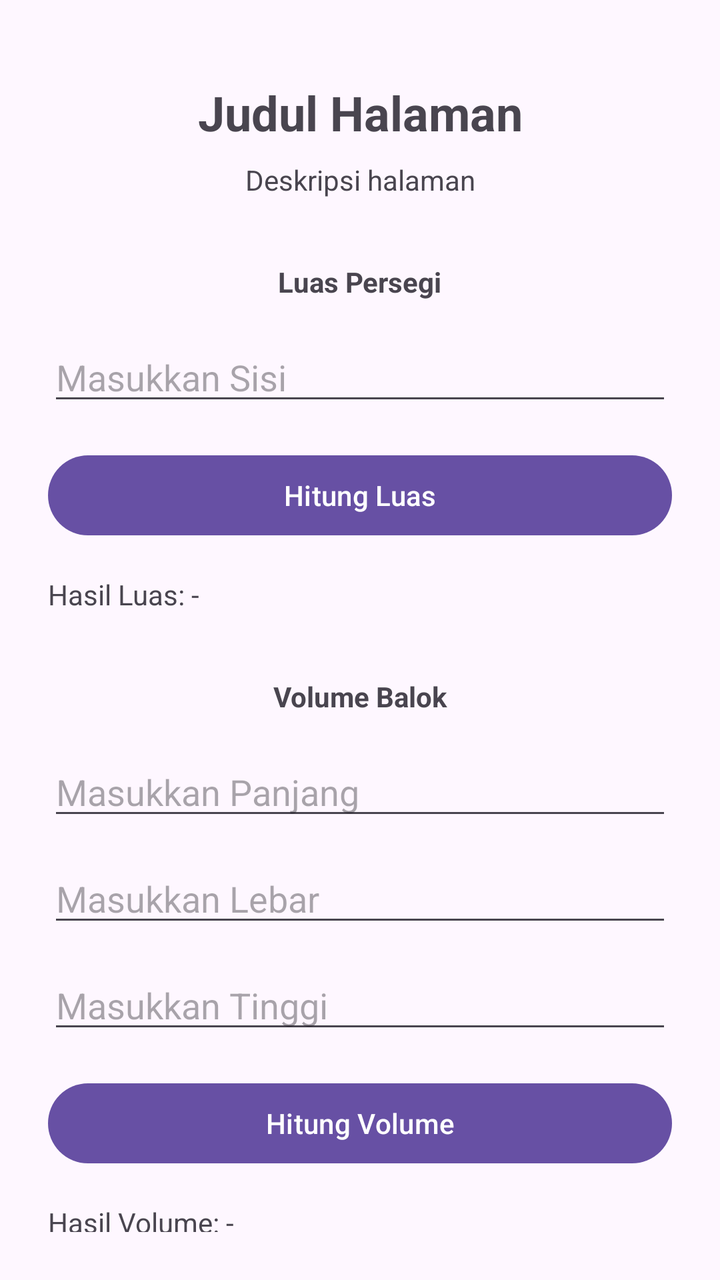
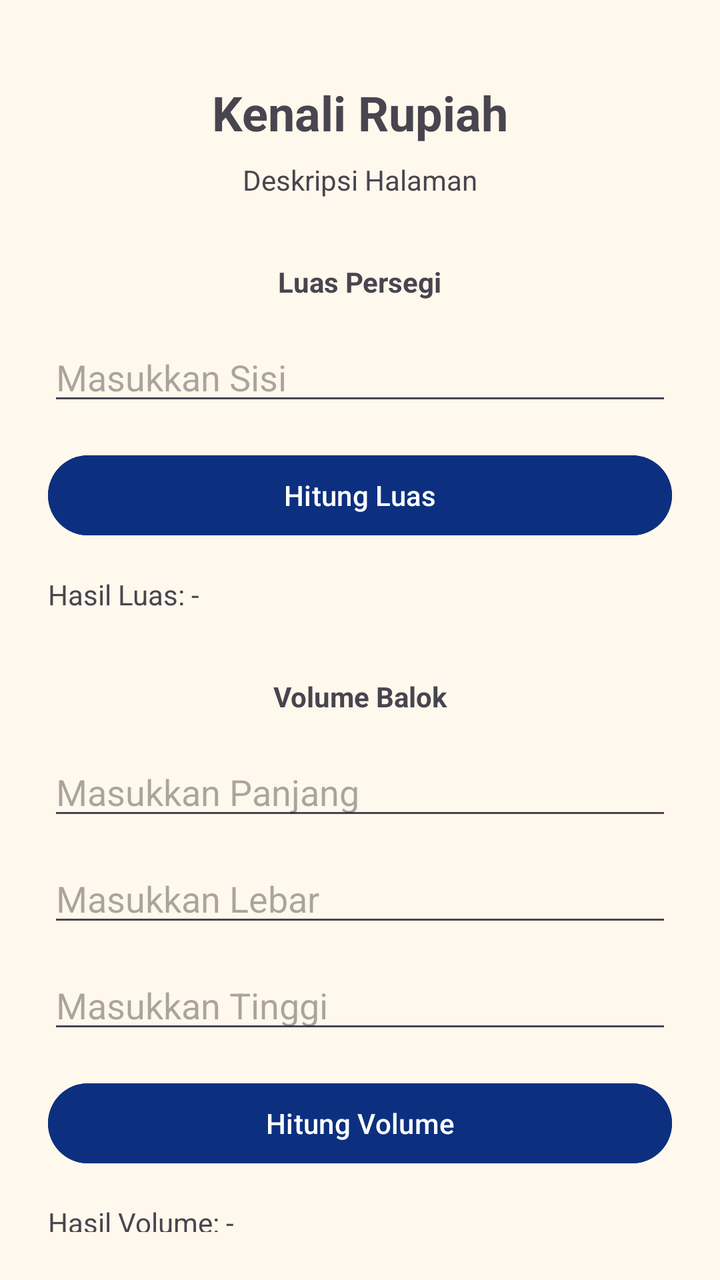

The first picture is an Android layout as it rendered before a commit; the second is the same layout after the commit. The layout source and the unified diff follow.
<!-- AndroidManifest.xml: application theme Theme.Therehelp -->
<!-- res/layout/activity_kalkulator.xml -->
<?xml version="1.0" encoding="utf-8"?>
<androidx.constraintlayout.widget.ConstraintLayout xmlns:android="http://schemas.android.com/apk/res/android"
    xmlns:app="http://schemas.android.com/apk/res-auto"
    xmlns:tools="http://schemas.android.com/tools"
    android:id="@+id/main"
    android:layout_width="match_parent"
    android:layout_height="match_parent"
    android:padding="24dp"
    tools:context=".tugasp2.Kalkulator">

    <TextView
        android:id="@+id/tvJudul"
        android:layout_width="wrap_content"
        android:layout_height="wrap_content"
        android:layout_marginTop="16dp"
        android:text="Judul Halaman"
        android:textSize="24sp"
        android:textStyle="bold"
        app:layout_constraintEnd_toEndOf="parent"
        app:layout_constraintStart_toStartOf="parent"
        app:layout_constraintTop_toTopOf="parent" />

    <TextView
        android:id="@+id/tvDeskripsi"
        android:layout_width="wrap_content"
        android:layout_height="wrap_content"
        android:layout_marginTop="8dp"
        android:text="Deskripsi halaman"
        android:textAlignment="center"
        android:textSize="14sp"
        app:layout_constraintEnd_toEndOf="parent"
        app:layout_constraintStart_toStartOf="parent"
        app:layout_constraintTop_toBottomOf="@+id/tvJudul" />

    <TextView
        android:id="@+id/tvJudulPersegi"
        android:layout_width="wrap_content"
        android:layout_height="wrap_content"
        android:layout_marginTop="32dp"
        android:text="Luas Persegi"
        android:textStyle="bold"
        app:layout_constraintEnd_toEndOf="parent"
        app:layout_constraintStart_toStartOf="parent"
        app:layout_constraintTop_toBottomOf="@+id/tvDeskripsi" />

    <EditText
        android:id="@+id/inputSisi"
        android:layout_width="match_parent"
        android:layout_height="wrap_content"
        android:layout_marginTop="16dp"
        android:ems="10"
        android:hint="Masukkan Sisi"
        android:inputType="numberDecimal"
        app:layout_constraintTop_toBottomOf="@+id/tvJudulPersegi" />

    <Button
        android:id="@+id/btnHitungPersegi"
        android:layout_width="match_parent"
        android:layout_height="wrap_content"
        android:layout_marginTop="16dp"
        android:text="Hitung Luas"
        app:layout_constraintTop_toBottomOf="@+id/inputSisi" />

    <TextView
        android:id="@+id/tvHasilPersegi"
        android:layout_width="wrap_content"
        android:layout_height="wrap_content"
        android:layout_marginTop="16dp"
        android:text="Hasil Luas: -"
        app:layout_constraintStart_toStartOf="parent"
        app:layout_constraintTop_toBottomOf="@+id/btnHitungPersegi" />

    <TextView
        android:id="@+id/tvJudulBalok"
        android:layout_width="wrap_content"
        android:layout_height="wrap_content"
        android:layout_marginTop="32dp"
        android:text="Volume Balok"
        android:textStyle="bold"
        app:layout_constraintEnd_toEndOf="parent"
        app:layout_constraintStart_toStartOf="parent"
        app:layout_constraintTop_toBottomOf="@+id/tvHasilPersegi" />

    <EditText
        android:id="@+id/inputPanjang"
        android:layout_width="match_parent"
        android:layout_height="wrap_content"
        android:layout_marginTop="16dp"
        android:ems="10"
        android:hint="Masukkan Panjang"
        android:inputType="numberDecimal"
        app:layout_constraintTop_toBottomOf="@+id/tvJudulBalok" />

    <EditText
        android:id="@+id/inputLebar"
        android:layout_width="match_parent"
        android:layout_height="wrap_content"
        android:layout_marginTop="12dp"
        android:ems="10"
        android:hint="Masukkan Lebar"
        android:inputType="numberDecimal"
        app:layout_constraintTop_toBottomOf="@+id/inputPanjang" />

    <EditText
        android:id="@+id/inputTinggi"
        android:layout_width="match_parent"
        android:layout_height="wrap_content"
        android:layout_marginTop="12dp"
        android:ems="10"
        android:hint="Masukkan Tinggi"
        android:inputType="numberDecimal"
        app:layout_constraintTop_toBottomOf="@+id/inputLebar" />

    <Button
        android:id="@+id/btnHitungBalok"
        android:layout_width="match_parent"
        android:layout_height="wrap_content"
        android:layout_marginTop="16dp"
        android:text="Hitung Volume"
        app:layout_constraintTop_toBottomOf="@+id/inputTinggi" />

    <TextView
        android:id="@+id/tvHasilBalok"
        android:layout_width="wrap_content"
        android:layout_height="wrap_content"
        android:layout_marginTop="16dp"
        android:text="Hasil Volume: -"
        app:layout_constraintStart_toStartOf="parent"
        app:layout_constraintTop_toBottomOf="@+id/btnHitungBalok" />

</androidx.constraintlayout.widget.ConstraintLayout>
<!-- resources referenced by this layout -->
<resources>
  <style name="Theme.Therehelp" parent="Base.Theme.Therehelp" />
  <style name="Base.Theme.Therehelp" parent="Theme.Material3.DayNight.NoActionBar">
          
          
      </style>
</resources>

<!-- the commit's change to res/layout/activity_kalkulator.xml (unified diff, before → after) -->
@@ -6,6 +6,7 @@
     android:layout_width="match_parent"
     android:layout_height="match_parent"
     android:padding="24dp"
+    android:background="@color/bg"
     tools:context=".tugasp2.Kalkulator">
 
     <TextView
@@ -13,7 +14,7 @@
         android:layout_width="wrap_content"
         android:layout_height="wrap_content"
         android:layout_marginTop="16dp"
-        android:text="Judul Halaman"
+        android:text="@string/placeholder_judul"
         android:textSize="24sp"
         android:textStyle="bold"
         app:layout_constraintEnd_toEndOf="parent"
@@ -25,7 +26,7 @@
         android:layout_width="wrap_content"
         android:layout_height="wrap_content"
         android:layout_marginTop="8dp"
-        android:text="Deskripsi halaman"
+        android:text="@string/placeholder_desc"
         android:textAlignment="center"
         android:textSize="14sp"
         app:layout_constraintEnd_toEndOf="parent"
@@ -37,7 +38,7 @@
         android:layout_width="wrap_content"
         android:layout_height="wrap_content"
         android:layout_marginTop="32dp"
-        android:text="Luas Persegi"
+        android:text="@string/label_persegi"
         android:textStyle="bold"
         app:layout_constraintEnd_toEndOf="parent"
         app:layout_constraintStart_toStartOf="parent"
@@ -48,8 +49,7 @@
         android:layout_width="match_parent"
         android:layout_height="wrap_content"
         android:layout_marginTop="16dp"
-        android:ems="10"
-        android:hint="Masukkan Sisi"
+        android:hint="@string/hint_sisi"
         android:inputType="numberDecimal"
         app:layout_constraintTop_toBottomOf="@+id/tvJudulPersegi" />
 
@@ -58,7 +58,8 @@
         android:layout_width="match_parent"
         android:layout_height="wrap_content"
         android:layout_marginTop="16dp"
-        android:text="Hitung Luas"
+        android:backgroundTint="@color/biru"
+        android:text="@string/btn_hitung_luas"
         app:layout_constraintTop_toBottomOf="@+id/inputSisi" />
 
     <TextView
@@ -66,7 +67,7 @@
         android:layout_width="wrap_content"
         android:layout_height="wrap_content"
         android:layout_marginTop="16dp"
-        android:text="Hasil Luas: -"
+        android:text="@string/hasil_luas"
         app:layout_constraintStart_toStartOf="parent"
         app:layout_constraintTop_toBottomOf="@+id/btnHitungPersegi" />
 
@@ -75,7 +76,7 @@
         android:layout_width="wrap_content"
         android:layout_height="wrap_content"
         android:layout_marginTop="32dp"
-        android:text="Volume Balok"
+        android:text="@string/label_balok"
         android:textStyle="bold"
         app:layout_constraintEnd_toEndOf="parent"
         app:layout_constraintStart_toStartOf="parent"
@@ -86,8 +87,7 @@
         android:layout_width="match_parent"
         android:layout_height="wrap_content"
         android:layout_marginTop="16dp"
-        android:ems="10"
-        android:hint="Masukkan Panjang"
+        android:hint="@string/hint_panjang"
         android:inputType="numberDecimal"
         app:layout_constraintTop_toBottomOf="@+id/tvJudulBalok" />
 
@@ -96,8 +96,7 @@
         android:layout_width="match_parent"
         android:layout_height="wrap_content"
         android:layout_marginTop="12dp"
-        android:ems="10"
-        android:hint="Masukkan Lebar"
+        android:hint="@string/hint_lebar"
         android:inputType="numberDecimal"
         app:layout_constraintTop_toBottomOf="@+id/inputPanjang" />
 
@@ -106,8 +105,7 @@
         android:layout_width="match_parent"
         android:layout_height="wrap_content"
         android:layout_marginTop="12dp"
-        android:ems="10"
-        android:hint="Masukkan Tinggi"
+        android:hint="@string/hint_tinggi"
         android:inputType="numberDecimal"
         app:layout_constraintTop_toBottomOf="@+id/inputLebar" />
 
@@ -116,7 +114,8 @@
         android:layout_width="match_parent"
         android:layout_height="wrap_content"
         android:layout_marginTop="16dp"
-        android:text="Hitung Volume"
+        android:backgroundTint="@color/biru"
+        android:text="@string/btn_hitung_vol"
         app:layout_constraintTop_toBottomOf="@+id/inputTinggi" />
 
     <TextView
@@ -124,7 +123,7 @@
         android:layout_width="wrap_content"
         android:layout_height="wrap_content"
         android:layout_marginTop="16dp"
-        android:text="Hasil Volume: -"
+        android:text="@string/hasil_vol"
         app:layout_constraintStart_toStartOf="parent"
         app:layout_constraintTop_toBottomOf="@+id/btnHitungBalok" />
 
<!-- resource entries referenced after the edit -->
@@ -1,5 +1,19 @@
 <!-- resources referenced by this layout -->
 <resources>
+  <color name="bg">#FFF8EC</color>
+  <color name="biru">#0C307F</color>
+  <string name="btn_hitung_luas">Hitung Luas</string>
+  <string name="btn_hitung_vol">Hitung Volume</string>
+  <string name="hasil_luas">Hasil Luas: -</string>
+  <string name="hasil_vol">Hasil Volume: -</string>
+  <string name="hint_lebar">Masukkan Lebar</string>
+  <string name="hint_panjang">Masukkan Panjang</string>
+  <string name="hint_sisi">Masukkan Sisi</string>
+  <string name="hint_tinggi">Masukkan Tinggi</string>
+  <string name="label_balok">Volume Balok</string>
+  <string name="label_persegi">Luas Persegi</string>
+  <string name="placeholder_desc">Deskripsi Halaman</string>
+  <string name="placeholder_judul">Kenali Rupiah</string>
   <style name="Theme.Therehelp" parent="Base.Theme.Therehelp" />
   <style name="Base.Theme.Therehelp" parent="Theme.Material3.DayNight.NoActionBar">
           
